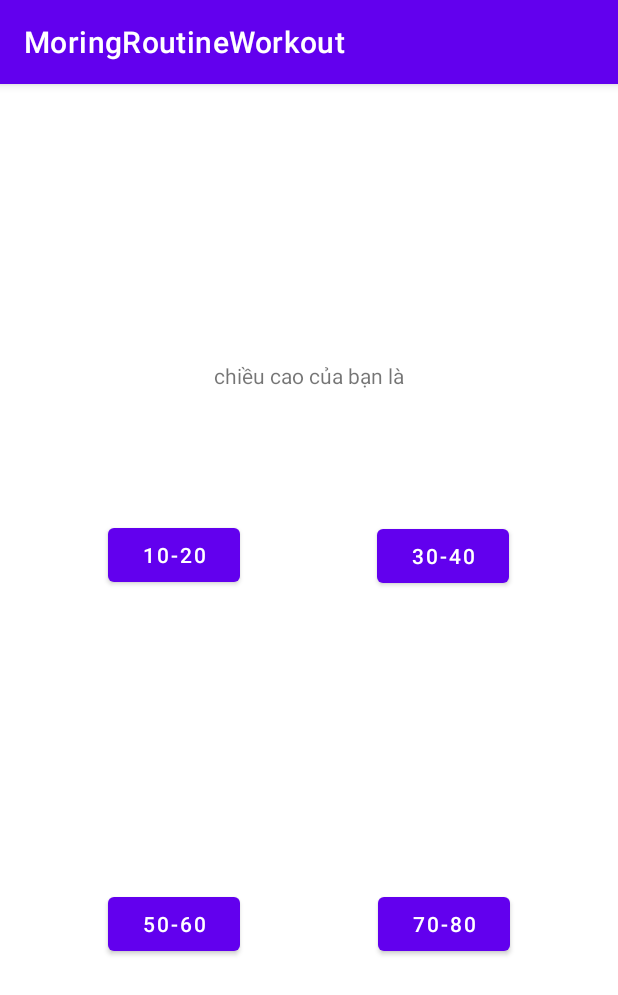
After one commit to longphamdev/ProjectMidtermMobile, an Android app: the MainActivity2 screen opened directly, with no data from a screen before it, on a phone screen of 412 x 824 dp. The commit adds this screen. Shown: the top 995 px of the screen. Run offline under Robolectric (Android 15) with nearby library versions, the light colour scheme and no system bars.

Commit message:
Template 4 Activities

```diff
--- a/app/src/main/AndroidManifest.xml
+++ b/app/src/main/AndroidManifest.xml
@@ -9,6 +9,9 @@
         android:roundIcon="@mipmap/ic_launcher_round"
         android:supportsRtl="true"
         android:theme="@style/Theme.MoringRoutineWorkout">
+        <activity android:name=".MainActivity4"></activity>
+        <activity android:name=".MainActivity3" />
+        <activity android:name=".MainActivity2" />
         <activity android:name=".MainActivity">
             <intent-filter>
                 <action android:name="android.intent.action.MAIN" />
--- /dev/null
+++ b/app/src/main/java/com/example/moringroutineworkout/MainActivity2.java
@@ -0,0 +1,21 @@
+package com.example.moringroutineworkout;
+
+import androidx.appcompat.app.AppCompatActivity;
+
+import android.content.Intent;
+import android.os.Bundle;
+import android.view.View;
+
+public class MainActivity2 extends AppCompatActivity {
+
+    @Override
+    protected void onCreate(Bundle savedInstanceState) {
+        super.onCreate(savedInstanceState);
+        setContentView(R.layout.activity_main2);
+    }
+
+    public void goToActivity3(View view) {
+        Intent intent = new Intent(this, MainActivity3.class);
+        startActivity(intent);
+    }
+}
--- /dev/null
+++ b/app/src/main/res/layout/activity_main2.xml
@@ -0,0 +1,70 @@
+<?xml version="1.0" encoding="utf-8"?>
+<androidx.constraintlayout.widget.ConstraintLayout xmlns:android="http://schemas.android.com/apk/res/android"
+    xmlns:app="http://schemas.android.com/apk/res-auto"
+    xmlns:tools="http://schemas.android.com/tools"
+    android:layout_width="match_parent"
+    android:layout_height="match_parent"
+    tools:context=".MainActivity2">
+
+    <TextView
+        android:id="@+id/text_act3"
+        android:layout_width="wrap_content"
+        android:layout_height="wrap_content"
+        android:text="chiều cao của bạn là"
+        app:layout_constraintBottom_toBottomOf="parent"
+        app:layout_constraintEnd_toEndOf="parent"
+        app:layout_constraintStart_toStartOf="parent"
+        app:layout_constraintTop_toTopOf="parent"
+        app:layout_constraintVertical_bias="0.247" />
+
+    <Button
+        android:id="@+id/button_1"
+        android:layout_width="wrap_content"
+        android:layout_height="wrap_content"
+        android:layout_marginStart="72dp"
+        android:layout_marginBottom="112dp"
+        android:onClick="goToActivity3"
+        android:text="10-20"
+        app:layout_constraintBottom_toTopOf="@+id/button_3"
+        app:layout_constraintStart_toStartOf="parent"
+        app:layout_constraintTop_toBottomOf="@+id/text_act3" />
+
+    <Button
+        android:id="@+id/button_2"
+        android:layout_width="wrap_content"
+        android:layout_height="wrap_content"
+        android:layout_marginBottom="116dp"
+        android:onClick="goToActivity3"
+        android:text="30-40"
+        app:layout_constraintBottom_toTopOf="@+id/button_4"
+        app:layout_constraintEnd_toEndOf="parent"
+        app:layout_constraintHorizontal_bias="0.558"
+        app:layout_constraintStart_toEndOf="@+id/button_1"
+        app:layout_constraintTop_toBottomOf="@+id/text_act3"
+        app:layout_constraintVertical_bias="0.514" />
+
+    <Button
+        android:id="@+id/button_3"
+        android:layout_width="wrap_content"
+        android:layout_height="wrap_content"
+        android:layout_marginBottom="184dp"
+        android:onClick="goToActivity3"
+        android:text="50-60"
+        app:layout_constraintBottom_toBottomOf="parent"
+        app:layout_constraintEnd_toStartOf="@+id/button_4"
+        app:layout_constraintHorizontal_bias="0.441"
+        app:layout_constraintStart_toStartOf="parent" />
+
+    <Button
+        android:id="@+id/button_4"
+        android:layout_width="wrap_content"
+        android:layout_height="wrap_content"
+        android:layout_marginEnd="72dp"
+        android:layout_marginBottom="184dp"
+        android:onClick="goToActivity3"
+        android:text="70-80"
+        app:layout_constraintBottom_toBottomOf="parent"
+        app:layout_constraintEnd_toEndOf="parent" />
+
+
+</androidx.constraintlayout.widget.ConstraintLayout>
--- a/app/src/main/res/values/strings.xml
+++ b/app/src/main/res/values/strings.xml
@@ -1,3 +1,4 @@
 <resources>
     <string name="app_name">MoringRoutineWorkout</string>
+    <string name="next">NEXT</string>
 </resources>
```
Also changed, not shown: app/src/main/java/com/example/moringroutineworkout/MainActivity.java (+10 -1 lines), app/src/main/java/com/example/moringroutineworkout/MainActivity3.java (added, +21 -0 lines), app/src/main/java/com/example/moringroutineworkout/MainActivity4.java (added, +18 -0 lines), app/src/main/res/layout/activity_main.xml (+13 -1 lines), app/src/main/res/layout/activity_main3.xml (added, +69 -0 lines), app/src/main/res/layout/activity_main4.xml (added, +41 -0 lines).
